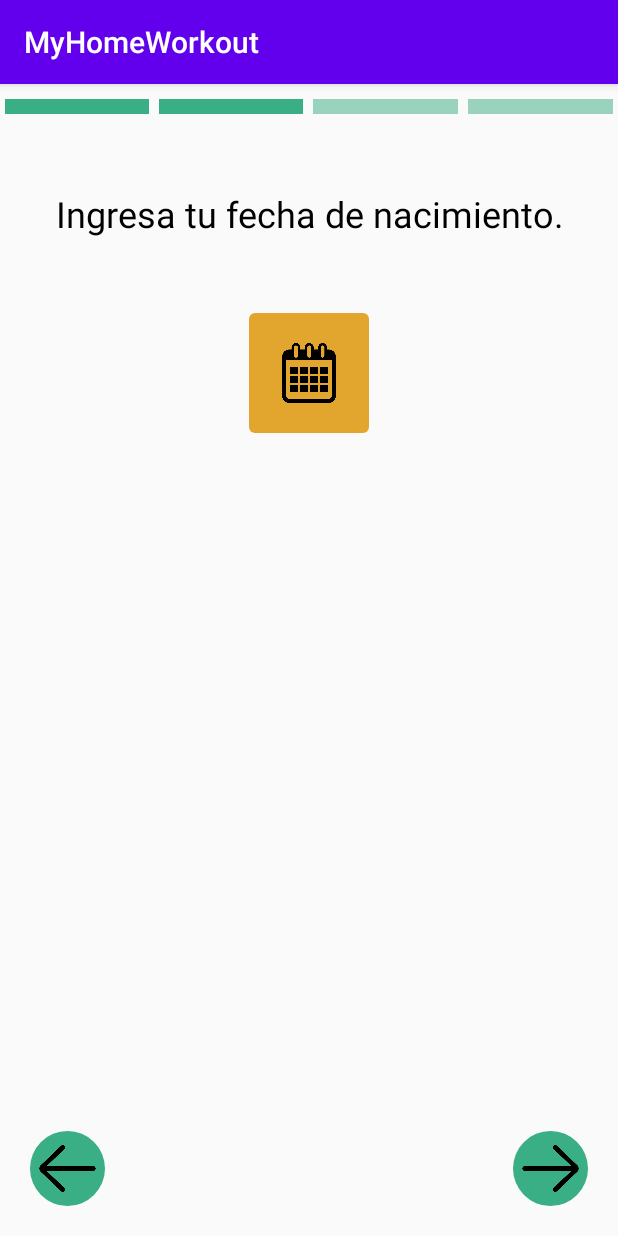
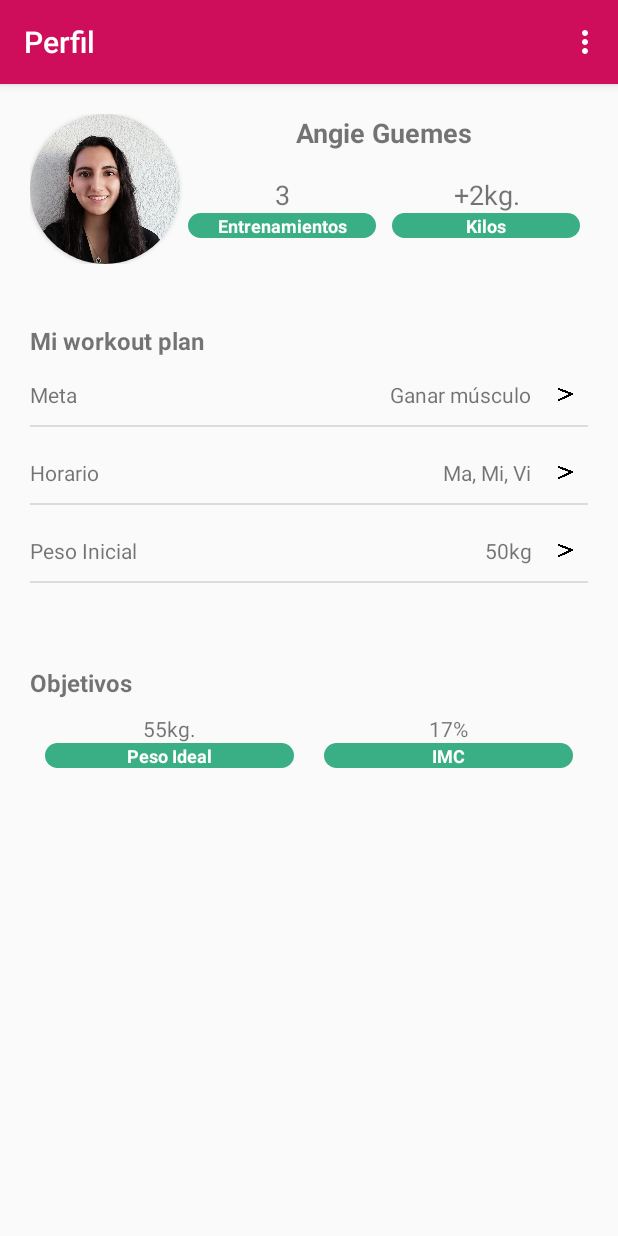
Before and after one commit to diegommtz/MyHomeWorkout, an Android app: the screen it shows after launch (Nacimiento before the commit, ProfileAct after it), on a phone screen of 412 x 824 dp. Run offline under Robolectric (Android 15) with nearby library versions, the phone set to English and light mode, and no system bars.

Commit message:
perfil layout

```diff
--- a/app/src/main/java/mx/tec/myhomeworkout/Genero.kt
+++ b/app/src/main/java/mx/tec/myhomeworkout/Genero.kt
@@ -1,11 +1,18 @@
 package mx.tec.myhomeworkout
 
+import android.content.Intent
 import androidx.appcompat.app.AppCompatActivity
 import android.os.Bundle
+import kotlinx.android.synthetic.main.activity_genero.*
 
 class Genero : AppCompatActivity() {
     override fun onCreate(savedInstanceState: Bundle?) {
         super.onCreate(savedInstanceState)
         setContentView(R.layout.activity_genero)
+
+        btnNext.setOnClickListener {
+            val intent = Intent(this@Genero, Nacimiento::class.java)
+            startActivity(intent)
+        }
     }
 }
--- a/app/src/main/java/mx/tec/myhomeworkout/Nacimiento.kt
+++ b/app/src/main/java/mx/tec/myhomeworkout/Nacimiento.kt
@@ -20,7 +20,7 @@ class Nacimiento : AppCompatActivity(), DatePickerDialog.OnDateSetListener {
     override fun onCreate(savedInstanceState: Bundle?) {
         super.onCreate(savedInstanceState)
         setContentView(R.layout.activity_nacimiento)
-
+        supportActionBar?.setDisplayHomeAsUpEnabled(true)
         btnCalendar.setOnClickListener{
             GetCalendarDate()
             DatePickerDialog(this@Nacimiento, this, year, month, day ).show()
--- /dev/null
+++ b/app/src/main/java/mx/tec/myhomeworkout/ProfileAct.kt
@@ -0,0 +1,16 @@
+package mx.tec.myhomeworkout
+
+import androidx.appcompat.app.AppCompatActivity
+import android.os.Bundle
+import android.view.Menu
+
+class ProfileAct : AppCompatActivity() {
+    override fun onCreateOptionsMenu(menu: Menu?): Boolean {
+        menuInflater.inflate(R.menu.menu_perfil, menu) // reads the xml to see what elements it will add to the activity
+        return super.onCreateOptionsMenu(menu)
+    }
+    override fun onCreate(savedInstanceState: Bundle?) {
+        super.onCreate(savedInstanceState)
+        setContentView(R.layout.activity_profile)
+    }
+}
--- a/app/src/main/res/layout/activity_nacimiento.xml
+++ b/app/src/main/res/layout/activity_nacimiento.xml
@@ -80,8 +80,10 @@
         android:id="@+id/tvNacimiento"
         android:layout_width="match_parent"
         android:layout_height="wrap_content"
+        android:layout_marginTop="10dp"
         android:gravity="center"
         android:shadowColor="#000000"
+        android:textColor="#000000"
         android:textSize="18sp" />
 
     <LinearLayout
@@ -89,25 +91,6 @@
         android:layout_height="match_parent"
         android:layout_weight="1"
         android:orientation="horizontal">
-
-        <LinearLayout
-            android:layout_width="match_parent"
-            android:layout_height="match_parent"
-            android:layout_weight="1"
-            android:gravity="start"
-            android:orientation="horizontal">
-
-            <ImageButton
-                android:id="@+id/btnPrev"
-                android:layout_width="50dp"
-                android:layout_height="50dp"
-                android:layout_gravity="bottom"
-                android:layout_marginLeft="20dp"
-                android:layout_marginBottom="20dp"
-                android:background="@drawable/circular_btn"
-                android:scaleType="centerInside"
-                android:src="@drawable/flecha_izquierda" />
-        </LinearLayout>
 
         <LinearLayout
             android:layout_width="match_parent"
--- /dev/null
+++ b/app/src/main/res/layout/activity_profile.xml
@@ -0,0 +1,341 @@
+<?xml version="1.0" encoding="utf-8"?>
+<LinearLayout xmlns:android="http://schemas.android.com/apk/res/android"
+    xmlns:app="http://schemas.android.com/apk/res-auto"
+    xmlns:tools="http://schemas.android.com/tools"
+    android:layout_width="match_parent"
+    android:layout_height="match_parent"
+    android:layout_margin="20dp"
+    android:orientation="vertical"
+    tools:context=".ProfileAct">
+
+    <LinearLayout
+        android:id="@+id/infoPersonal"
+        android:layout_width="match_parent"
+        android:layout_height="wrap_content"
+        android:orientation="horizontal">
+
+        <androidx.cardview.widget.CardView
+            android:layout_width="100dp"
+            android:layout_height="100dp"
+            app:cardCornerRadius="50dp">
+
+            <ImageView
+                android:id="@+id/ivProfilePic"
+                android:layout_width="wrap_content"
+                android:layout_height="wrap_content"
+                android:scaleType="centerCrop"
+                android:src="@drawable/foto" />
+        </androidx.cardview.widget.CardView>
+
+        <LinearLayout
+            android:layout_width="match_parent"
+            android:layout_height="match_parent"
+            android:orientation="vertical">
+
+            <TextView
+                android:id="@+id/textView3"
+                android:layout_width="match_parent"
+                android:layout_height="wrap_content"
+                android:gravity="center_horizontal"
+                android:text="Angie Guemes"
+                android:textSize="18sp"
+                android:textStyle="bold" />
+
+            <LinearLayout
+                android:layout_width="match_parent"
+                android:layout_height="match_parent"
+                android:orientation="horizontal">
+
+                <LinearLayout
+                    android:layout_width="match_parent"
+                    android:layout_height="match_parent"
+                    android:layout_weight="1"
+                    android:gravity="center"
+                    android:orientation="vertical">
+
+                    <TextView
+                        android:id="@+id/tvEntrenamientos"
+                        android:layout_width="match_parent"
+                        android:layout_height="wrap_content"
+                        android:gravity="center"
+                        android:text="3"
+                        android:textSize="18sp" />
+
+                    <TextView
+                        android:id="@+id/textView5"
+                        android:layout_width="match_parent"
+                        android:layout_height="wrap_content"
+                        android:layout_marginLeft="5dp"
+                        android:layout_marginRight="5dp"
+                        android:background="@drawable/circular_btn"
+                        android:gravity="center"
+                        android:text="@string/entrenamientos"
+                        android:textColor="#FFFFFF"
+                        android:textSize="12sp"
+                        android:textStyle="bold" />
+                </LinearLayout>
+
+                <LinearLayout
+                    android:layout_width="match_parent"
+                    android:layout_height="match_parent"
+                    android:layout_weight="1"
+                    android:gravity="center"
+                    android:orientation="vertical">
+
+                    <TextView
+                        android:id="@+id/tvKilos"
+                        android:layout_width="match_parent"
+                        android:layout_height="wrap_content"
+                        android:gravity="center"
+                        android:text="+2kg."
+                        android:textSize="18sp" />
+
+                    <TextView
+                        android:id="@+id/textView7"
+                        android:layout_width="match_parent"
+                        android:layout_height="wrap_content"
+                        android:layout_marginLeft="5dp"
+                        android:layout_marginRight="5dp"
+                        android:background="@drawable/circular_btn"
+                        android:gravity="center"
+                        android:text="@string/kilos"
+                        android:textColor="#FFFFFF"
+                        android:textSize="12sp"
+                        android:textStyle="bold" />
+                </LinearLayout>
+            </LinearLayout>
+        </LinearLayout>
+    </LinearLayout>
+
+    <LinearLayout
+        android:id="@+id/workoutPlan"
+        android:layout_width="match_parent"
+        android:layout_height="wrap_content"
+        android:layout_marginTop="40dp"
+        android:orientation="vertical">
+
+        <TextView
+            android:id="@+id/textView10"
+            android:layout_width="match_parent"
+            android:layout_height="wrap_content"
+            android:layout_marginBottom="10dp"
+            android:text="@string/miPlan"
+            android:textSize="16sp"
+            android:textStyle="bold" />
+
+        <LinearLayout
+            android:id="@+id/layoutMeta"
+            android:layout_width="match_parent"
+            android:layout_height="match_parent"
+            android:orientation="horizontal">
+
+            <TextView
+                android:id="@+id/tvMetaStatic"
+                android:layout_width="wrap_content"
+                android:layout_height="match_parent"
+                android:layout_weight="1"
+                android:gravity="center_vertical"
+                android:text="@string/meta" />
+
+            <TextView
+                android:id="@+id/tvMeta"
+                android:layout_width="wrap_content"
+                android:layout_height="match_parent"
+                android:layout_weight="3"
+                android:gravity="center_vertical|end"
+                android:text="Ganar músculo" />
+
+            <ImageButton
+                android:id="@+id/btnMeta"
+                android:layout_width="30dp"
+                android:layout_height="30dp"
+                android:layout_marginLeft="8dp"
+                android:background="#00FFFFFF"
+                android:padding="10dp"
+                android:scaleType="centerInside"
+                app:srcCompat="@drawable/greater_than" />
+
+        </LinearLayout>
+
+        <View
+            android:id="@+id/divider"
+            android:layout_width="match_parent"
+            android:layout_height="1dp"
+            android:layout_marginTop="5dp"
+            android:layout_marginBottom="15dp"
+            android:layout_weight="1"
+            android:background="?android:attr/listDivider" />
+
+        <LinearLayout
+            android:id="@+id/layoutHorario"
+            android:layout_width="match_parent"
+            android:layout_height="match_parent"
+            android:orientation="horizontal">
+
+            <TextView
+                android:id="@+id/tvHorarioStatic"
+                android:layout_width="wrap_content"
+                android:layout_height="match_parent"
+                android:layout_weight="1"
+                android:gravity="center_vertical"
+                android:text="@string/horario" />
+
+            <TextView
+                android:id="@+id/tvHorario"
+                android:layout_width="wrap_content"
+                android:layout_height="match_parent"
+                android:layout_weight="3"
+                android:gravity="center_vertical|end"
+                android:text="Ma, Mi, Vi" />
+
+            <ImageButton
+                android:id="@+id/btnHorario"
+                android:layout_width="30dp"
+                android:layout_height="30dp"
+                android:layout_marginLeft="8dp"
+                android:background="#00FFFFFF"
+                android:padding="10dp"
+                android:scaleType="centerInside"
+                app:srcCompat="@drawable/greater_than" />
+
+        </LinearLayout>
+
+        <View
+            android:id="@+id/divider2"
+            android:layout_width="match_parent"
+            android:layout_height="1dp"
+            android:layout_marginTop="5dp"
+            android:layout_marginBottom="15dp"
+            android:layout_weight="1"
+            android:background="?android:attr/listDivider" />
+
+        <LinearLayout
+            android:id="@+id/layoutPesoInicial"
+            android:layout_width="match_parent"
+            android:layout_height="match_parent"
+            android:orientation="horizontal">
+
+            <TextView
+                android:id="@+id/tvPesoInicialStatic"
+                android:layout_width="wrap_content"
+                android:layout_height="match_parent"
+                android:layout_weight="1"
+                android:gravity="center_vertical"
+                android:text="@string/peso_inicial" />
+
+            <TextView
+                android:id="@+id/tvPesoInicial"
+                android:layout_width="wrap_content"
+                android:layout_height="match_parent"
+                android:layout_weight="3"
+                android:gravity="center_vertical|end"
+                android:text="50kg" />
+
+            <ImageButton
+                android:id="@+id/btnPesoInicial"
+                android:layout_width="30dp"
+                android:layout_height="30dp"
+                android:layout_marginLeft="8dp"
+                android:background="#00FFFFFF"
+                android:padding="10dp"
+                android:scaleType="centerInside"
+                app:srcCompat="@drawable/greater_than" />
+
+        </LinearLayout>
+
+        <View
+            android:id="@+id/divider3"
+            android:layout_width="match_parent"
+            android:layout_height="1dp"
+            android:layout_marginTop="5dp"
+            android:layout_marginBottom="15dp"
+            android:layout_weight="1"
+            android:background="?android:attr/listDivider" />
+
+    </LinearLayout>
+
+    <LinearLayout
+        android:id="@+id/objetivos"
+        android:layout_width="match_parent"
+        android:layout_height="wrap_content"
+        android:layout_marginTop="40dp"
+        android:orientation="vertical">
+
+        <LinearLayout
+            android:layout_width="match_parent"
+            android:layout_height="match_parent"
+            android:orientation="vertical">
+
+            <TextView
+                android:id="@+id/textView12"
+                android:layout_width="match_parent"
+                android:layout_height="wrap_content"
+                android:layout_marginBottom="10dp"
+                android:text="@string/objetivos"
+                android:textSize="16sp"
+                android:textStyle="bold" />
+
+            <LinearLayout
+                android:layout_width="match_parent"
+                android:layout_height="match_parent"
+                android:orientation="horizontal">
+
+                <LinearLayout
+                    android:layout_width="match_parent"
+                    android:layout_height="match_parent"
+                    android:layout_weight="1"
+                    android:gravity="center"
+                    android:orientation="vertical">
+
+                    <TextView
+                        android:id="@+id/tvPesoIdeal"
+                        android:layout_width="match_parent"
+                        android:layout_height="wrap_content"
+                        android:gravity="center"
+                        android:text="55kg." />
+
+                    <TextView
+                        android:id="@+id/textView9"
+                        android:layout_width="match_parent"
+                        android:layout_height="wrap_content"
+                        android:layout_marginLeft="10dp"
+                        android:layout_marginRight="10dp"
+                        android:background="@drawable/circular_btn"
+                        android:gravity="center"
+                        android:text="@string/peso_ideal"
+                        android:textColor="#FFFFFF"
+                        android:textSize="12sp"
+                        android:textStyle="bold" />
+                </LinearLayout>
+
+                <LinearLayout
+                    android:layout_width="match_parent"
+                    android:layout_height="match_parent"
+                    android:layout_weight="1"
+                    android:gravity="center"
+                    android:orientation="vertical">
+
+                    <TextView
+                        android:id="@+id/tvIMC"
+                        android:layout_width="match_parent"
+                        android:layout_height="wrap_content"
+                        android:gravity="center"
+                        android:text="17%" />
+
+                    <TextView
+                        android:id="@+id/textView11"
+                        android:layout_width="match_parent"
+                        android:layout_height="wrap_content"
+                        android:layout_marginLeft="10dp"
+                        android:layout_marginRight="10dp"
+                        android:background="@drawable/circular_btn"
+                        android:gravity="center"
+                        android:text="@string/imc"
+                        android:textColor="#FFFFFF"
+                        android:textSize="12sp"
+                        android:textStyle="bold" />
+                </LinearLayout>
+            </LinearLayout>
+        </LinearLayout>
+    </LinearLayout>
+</LinearLayout>
--- /dev/null
+++ b/app/src/main/res/menu/menu_perfil.xml
@@ -0,0 +1,4 @@
+<?xml version="1.0" encoding="utf-8"?>
+<menu xmlns:android="http://schemas.android.com/apk/res/android">
+ <item android:id="@+id/mnuConfiguracion" android:icon="@mipmap/ic_launcher_round" android:title="@string/cerrar_sesion"></item>
+</menu>
--- a/app/src/main/res/values/colors.xml
+++ b/app/src/main/res/values/colors.xml
@@ -1,8 +1,8 @@
 <?xml version="1.0" encoding="utf-8"?>
 <resources>
-    <color name="colorPrimary">#6200EE</color>
-    <color name="colorPrimaryDark">#3700B3</color>
-    <color name="colorAccent">#03DAC5</color>
+    <color name="colorPrimary">#cf0e5b</color>
+    <color name="colorPrimaryDark">#4a154b</color>
+    <color name="colorAccent">#6ec4cb</color>
     <color name="white">#ffff</color>
     <color name="logo_bg">#f7f7f7</color>
     <color name="azul_link">#000CFC</color>
--- a/app/src/main/res/values/strings.xml
+++ b/app/src/main/res/values/strings.xml
@@ -10,4 +10,17 @@
     <string name="hombre">Hombre</string>
     <string name="mujer">Mujer</string>
     <string name="nacimiento">Ingresa tu fecha de nacimiento.</string>
+    <string name="entrenamientos">Entrenamientos</string>
+    <string name="kilos">Kilos</string>
+    <string name="objetivos">Objetivos</string>
+    <string name="miPlan">Mi workout plan</string>
+    <string name="peso_ideal">Peso Ideal</string>
+    <string name="imc">IMC</string>
+    <string name="meta">Meta</string>
+    <string name="horario">Horario</string>
+    <string name="peso_inicial">Peso Inicial</string>
+    <string name="cerrar_sesion">Cerrar Sesión</string>
+    <string name="perfil">Perfil</string>
+    <string name="genero">Género</string>
+
 </resources>
```
Also changed, not shown: app/src/main/AndroidManifest.xml (+11 -3 lines), app/src/main/res/drawable/foto.jpeg (added), app/src/main/res/drawable/greater_than.png (added).
